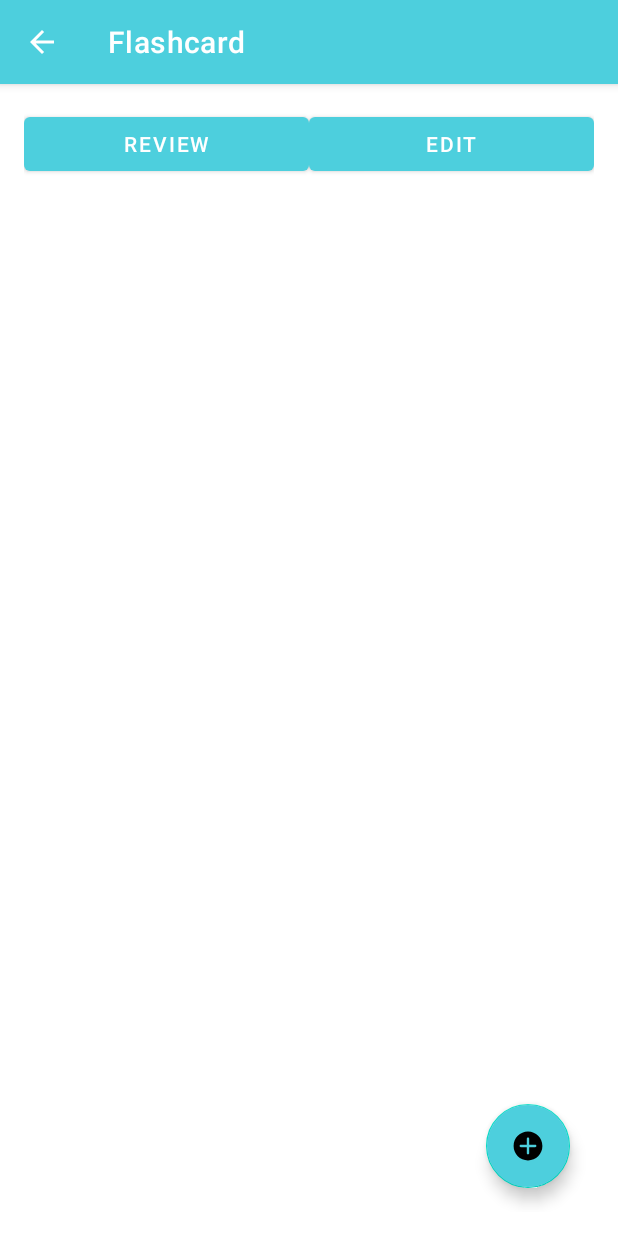
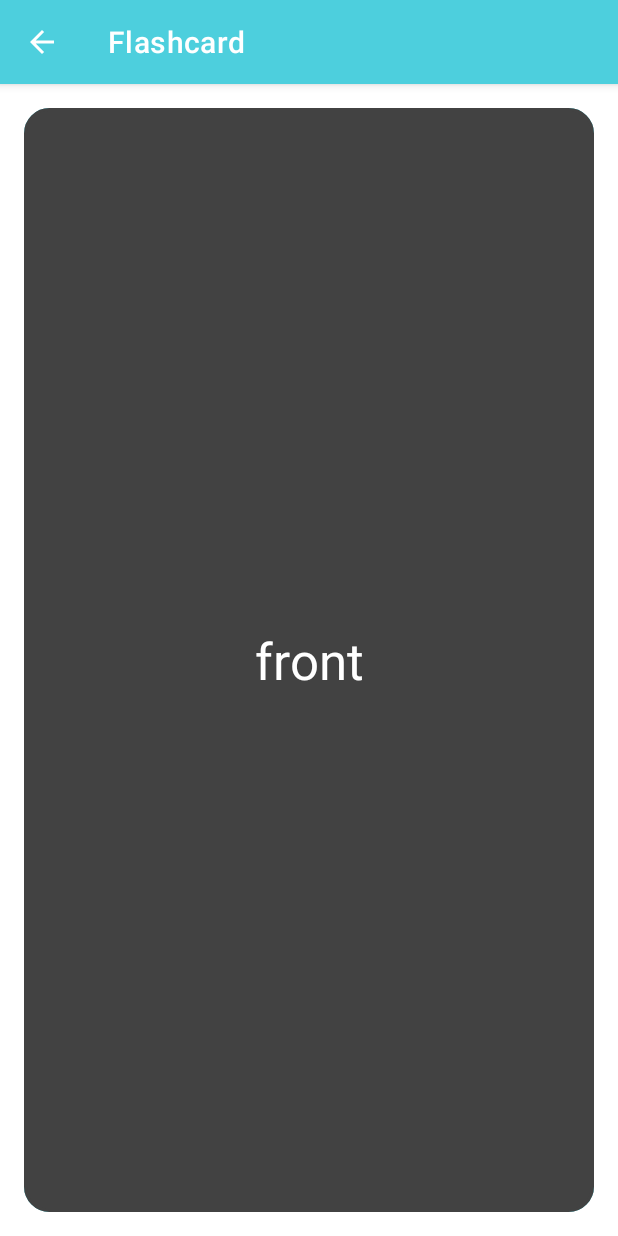
Before and after one commit to izutsumiii/flashcard-android-app, an Android app: the WordList screen opened directly, with no data from a screen before it, after a tap on "REVIEW", on a phone screen of 412 x 824 dp. Run offline under Robolectric (Android 15) with nearby library versions, the phone set to English and light mode, and no system bars.

Commit message:
Add flip card xml and animations

```diff
--- a/app/src/main/AndroidManifest.xml
+++ b/app/src/main/AndroidManifest.xml
@@ -14,6 +14,10 @@
         android:supportsRtl="true"
         android:theme="@style/Theme.Flashcard"
         tools:targetApi="31">
+        <activity
+            android:name=".ui.card.CardFlip"
+            android:exported="false"
+            android:parentActivityName=".ui.wordlist.WordList" />
         <activity
             android:name=".ui.wordlist.WordList"
             android:exported="false"
--- /dev/null
+++ b/app/src/main/java/com/example/flashcard/ui/card/CardFlip.java
@@ -0,0 +1,61 @@
+package com.example.flashcard.ui.card;
+
+import androidx.appcompat.app.AppCompatActivity;
+
+import android.animation.AnimatorInflater;
+import android.animation.AnimatorSet;
+import android.os.Bundle;
+import android.view.View;
+
+import com.example.flashcard.R;
+
+public class CardFlip extends AppCompatActivity {
+    private AnimatorSet mSetRightOut;
+    private AnimatorSet mSetLeftIn;
+    private boolean mIsBackVisible = false;
+    private View mCardFrontLayout;
+    private View mCardBackLayout;
+
+    @Override
+    protected void onCreate(Bundle savedInstanceState) {
+        super.onCreate(savedInstanceState);
+        setContentView(R.layout.activity_card_flip);
+        getSupportActionBar().setDisplayHomeAsUpEnabled(true);
+        findViews();
+        loadAnimations();
+        changeCameraDistance();
+    }
+
+    private void changeCameraDistance() {
+        int distance = 8000;
+        float scale = getResources().getDisplayMetrics().density * distance;
+        mCardFrontLayout.setCameraDistance(scale);
+        mCardBackLayout.setCameraDistance(scale);
+    }
+
+    private void loadAnimations() {
+        mSetRightOut = (AnimatorSet) AnimatorInflater.loadAnimator(this, R.animator.card_out_animation);
+        mSetLeftIn = (AnimatorSet) AnimatorInflater.loadAnimator(this, R.animator.card_in_animation);
+    }
+
+    private void findViews() {
+        mCardBackLayout = findViewById(R.id.card_back);
+        mCardFrontLayout = findViewById(R.id.card_front);
+    }
+
+    public void flipCard(View view) {
+        if (!mIsBackVisible) {
+            mSetRightOut.setTarget(mCardFrontLayout);
+            mSetLeftIn.setTarget(mCardBackLayout);
+            mSetRightOut.start();
+            mSetLeftIn.start();
+            mIsBackVisible = true;
+        } else {
+            mSetRightOut.setTarget(mCardBackLayout);
+            mSetLeftIn.setTarget(mCardFrontLayout);
+            mSetRightOut.start();
+            mSetLeftIn.start();
+            mIsBackVisible = false;
+        }
+    }
+}
--- a/app/src/main/java/com/example/flashcard/ui/wordlist/WordList.java
+++ b/app/src/main/java/com/example/flashcard/ui/wordlist/WordList.java
@@ -13,16 +13,16 @@ import android.widget.Button;
 import com.example.flashcard.R;
 import com.example.flashcard.db.DBHandler;
 import com.example.flashcard.modal.WordModel;
+import com.example.flashcard.ui.card.CardFlip;
 import com.example.flashcard.ui.form.WordFormActivity;
 
 import java.util.ArrayList;
-import java.util.List;
 
 public class WordList extends AppCompatActivity {
 
     private ArrayList<WordModel> wordModelArrayList;
     private RecyclerView recyclerView;
-    private Button btnReview, btnEdit;
+    private Button btnReview;
     private DBHandler dbHandler;
 
     @Override
@@ -43,19 +43,12 @@ public class WordList extends AppCompatActivity {
         recyclerView.setAdapter(wordListAdapter);
 
         btnReview = findViewById(R.id.btnReview);
-        btnEdit = findViewById(R.id.btnEdit);
 
         btnReview.setOnClickListener(new View.OnClickListener() {
             @Override
             public void onClick(View view) {
-                // Handle Review button click
-            }
-        });
-
-        btnEdit.setOnClickListener(new View.OnClickListener() {
-            @Override
-            public void onClick(View view) {
-                // Handle Edit button click
+                Intent intent = new Intent(WordList.this, CardFlip.class);
+                startActivity(intent);
             }
         });
 
--- a/app/src/main/java/com/example/flashcard/ui/wordlist/WordListAdapter.java
+++ b/app/src/main/java/com/example/flashcard/ui/wordlist/WordListAdapter.java
@@ -25,7 +25,7 @@ public class WordListAdapter extends RecyclerView.Adapter<WordListAdapter.ItemVi
     @NonNull
     @Override
     public ItemViewHolder onCreateViewHolder(@NonNull ViewGroup parent, int viewType) {
-        View view = LayoutInflater.from(parent.getContext()).inflate(R.layout.fragment_item_card, parent, false);
+        View view = LayoutInflater.from(parent.getContext()).inflate(R.layout.fragment_word_card, parent, false);
         return new ItemViewHolder(view);
     }
 
--- /dev/null
+++ b/app/src/main/res/animator/card_in_animation.xml
@@ -0,0 +1,20 @@
+<?xml version="1.0" encoding="utf-8"?>
+<set xmlns:android="http://schemas.android.com/apk/res/android">
+    <objectAnimator
+        android:duration="0"
+        android:propertyName="alpha"
+        android:valueFrom="1.0"
+        android:valueTo="0.0" />
+    <objectAnimator
+        android:duration="@integer/anim_length"
+        android:propertyName="rotationY"
+        android:repeatMode="reverse"
+        android:valueFrom="-180"
+        android:valueTo="0" />
+    <objectAnimator
+        android:duration="0"
+        android:propertyName="alpha"
+        android:startOffset="@integer/anim_length_half"
+        android:valueFrom="0.0"
+        android:valueTo="1.0" />
+</set>
--- /dev/null
+++ b/app/src/main/res/animator/card_out_animation.xml
@@ -0,0 +1,14 @@
+<?xml version="1.0" encoding="utf-8"?>
+<set xmlns:android="http://schemas.android.com/apk/res/android">
+    <objectAnimator
+        android:duration="@integer/anim_length"
+        android:propertyName="rotationY"
+        android:valueFrom="0"
+        android:valueTo="180" />
+    <objectAnimator
+        android:duration="0"
+        android:propertyName="alpha"
+        android:startOffset="@integer/anim_length_half"
+        android:valueFrom="1.0"
+        android:valueTo="0.0" />
+</set>
--- /dev/null
+++ b/app/src/main/res/drawable/rectangle.xml
@@ -0,0 +1,9 @@
+<?xml version="1.0" encoding="utf-8"?>
+<shape xmlns:android="http://schemas.android.com/apk/res/android"
+    android:shape="rectangle">
+    <corners android:radius="16dp" />
+    <solid android:color="#fff" />
+    <stroke
+        android:width="2dp"
+        android:color="#000"></stroke>
+</shape>
--- /dev/null
+++ b/app/src/main/res/layout/activity_card_flip.xml
@@ -0,0 +1,25 @@
+<?xml version="1.0" encoding="utf-8"?>
+<FrameLayout xmlns:android="http://schemas.android.com/apk/res/android"
+    xmlns:tools="http://schemas.android.com/tools"
+    android:layout_width="match_parent"
+    android:layout_height="match_parent"
+    android:onClick="flipCard"
+    tools:context=".ui.card.CardFlip">
+
+    <FrameLayout
+        android:id="@+id/card_back"
+        android:layout_width="match_parent"
+        android:layout_height="match_parent">
+
+        <include layout="@layout/card_back" />
+    </FrameLayout>
+
+    <FrameLayout
+        android:id="@+id/card_front"
+        android:layout_width="match_parent"
+        android:layout_height="match_parent"
+        android:gravity="center">
+
+        <include layout="@layout/card_front" />
+    </FrameLayout>
+</FrameLayout>
--- a/app/src/main/res/layout/activity_word_list.xml
+++ b/app/src/main/res/layout/activity_word_list.xml
@@ -16,16 +16,9 @@
         <Button
             android:id="@+id/btnReview"
             android:layout_width="0dp"
+            android:layout_height="wrap_content"
             android:layout_weight="1"
-            android:layout_height="wrap_content"
             android:text="Review" />
-
-        <Button
-            android:id="@+id/btnEdit"
-            android:layout_width="0dp"
-            android:layout_weight="1"
-            android:layout_height="wrap_content"
-            android:text="Edit" />
 
     </LinearLayout>
 
@@ -35,7 +28,7 @@
         android:layout_height="match_parent"
         android:layout_below="@id/topButtonsLayout"
         android:layout_marginTop="16dp"
-        android:scrollbars="vertical"/>
+        android:scrollbars="vertical" />
 
     <com.google.android.material.floatingactionbutton.FloatingActionButton
         android:id="@+id/fabAdd"
@@ -45,8 +38,8 @@
         android:layout_alignParentBottom="true"
         android:layout_marginEnd="16dp"
         android:layout_marginBottom="16dp"
-        app:srcCompat="@drawable/icons8_plus_60"
         android:backgroundTint="@color/purple_500"
-        android:contentDescription="Add button"/>
+        android:contentDescription="Add button"
+        app:srcCompat="@drawable/icons8_plus_60" />
 
 </RelativeLayout>
--- /dev/null
+++ b/app/src/main/res/layout/card_back.xml
@@ -0,0 +1,24 @@
+<?xml version="1.0" encoding="utf-8"?>
+<FrameLayout xmlns:android="http://schemas.android.com/apk/res/android"
+    xmlns:app="http://schemas.android.com/apk/res-auto"
+    android:layout_width="match_parent"
+    android:layout_height="match_parent"
+    android:orientation="vertical">
+
+    <ImageView
+        android:layout_width="match_parent"
+        android:layout_height="match_parent"
+        android:padding="16dp"
+        android:src="@drawable/rectangle"
+        app:tint="@color/purple_500" />
+
+    <TextView
+        style="@style/Base.TextAppearance.AppCompat.Display1"
+        android:layout_width="match_parent"
+        android:layout_height="match_parent"
+        android:gravity="center"
+        android:text="back"
+        android:textColor="@color/white" />
+
+
+</FrameLayout>
--- /dev/null
+++ b/app/src/main/res/layout/card_front.xml
@@ -0,0 +1,23 @@
+<?xml version="1.0" encoding="utf-8"?>
+<FrameLayout xmlns:android="http://schemas.android.com/apk/res/android"
+    xmlns:app="http://schemas.android.com/apk/res-auto"
+    android:layout_width="match_parent"
+    android:layout_height="match_parent"
+    android:orientation="vertical">
+
+    <ImageView
+        android:layout_width="match_parent"
+        android:layout_height="match_parent"
+        android:padding="16dp"
+        android:src="@drawable/rectangle"
+        app:tint="@color/cardview_dark_background" />
+
+    <TextView
+        style="@style/Base.TextAppearance.AppCompat.Display1"
+        android:layout_width="match_parent"
+        android:layout_height="match_parent"
+        android:gravity="center"
+        android:text="front"
+        android:textColor="@color/white" />
+
+</FrameLayout>
--- /dev/null
+++ b/app/src/main/res/layout/fragment_word_card.xml
@@ -0,0 +1,18 @@
+<?xml version="1.0" encoding="utf-8"?>
+<androidx.cardview.widget.CardView xmlns:android="http://schemas.android.com/apk/res/android"
+    android:id="@+id/cardView"
+    android:layout_width="match_parent"
+    android:layout_height="wrap_content"
+    android:layout_marginStart="8dp"
+    android:layout_marginEnd="8dp"
+    android:layout_marginBottom="8dp"
+    android:elevation="4dp">
+
+    <TextView
+        android:id="@+id/textTitle"
+        android:layout_width="wrap_content"
+        android:layout_height="wrap_content"
+        android:padding="20dp"
+        android:text="Card Title"
+        android:textSize="15sp" />
+</androidx.cardview.widget.CardView>
--- /dev/null
+++ b/app/src/main/res/values/integer.xml
@@ -0,0 +1,5 @@
+<?xml version="1.0" encoding="utf-8"?>
+<resources>
+    <integer name="anim_length">400</integer>
+    <integer name="anim_length_half">200</integer>
+</resources>
```
